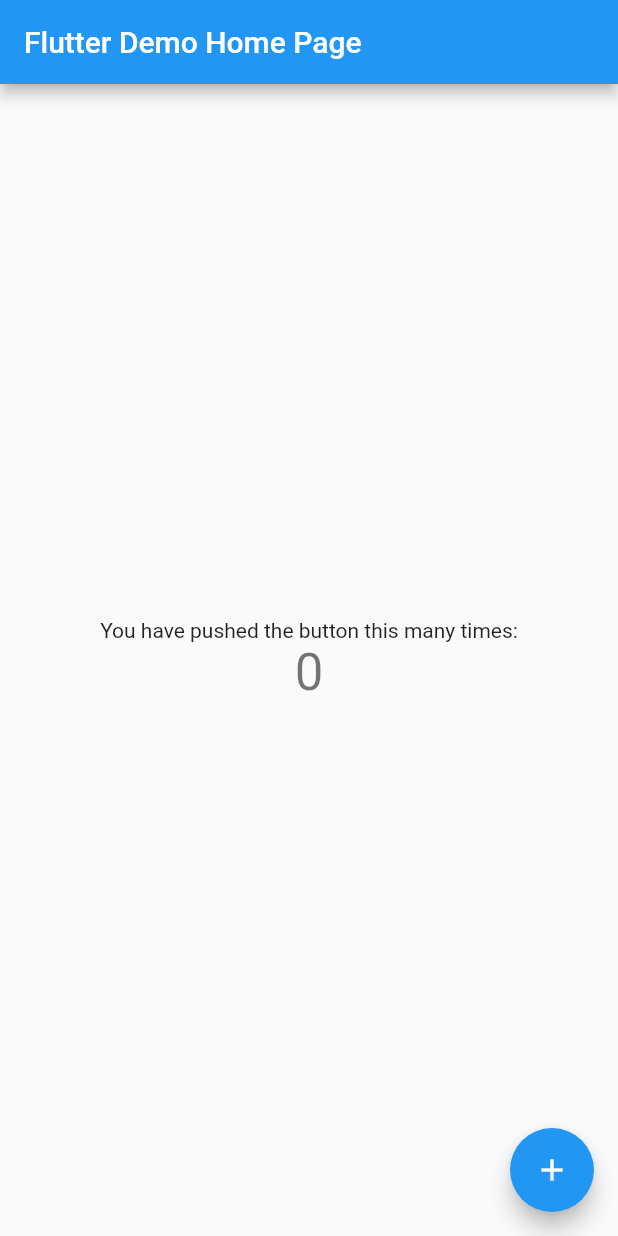
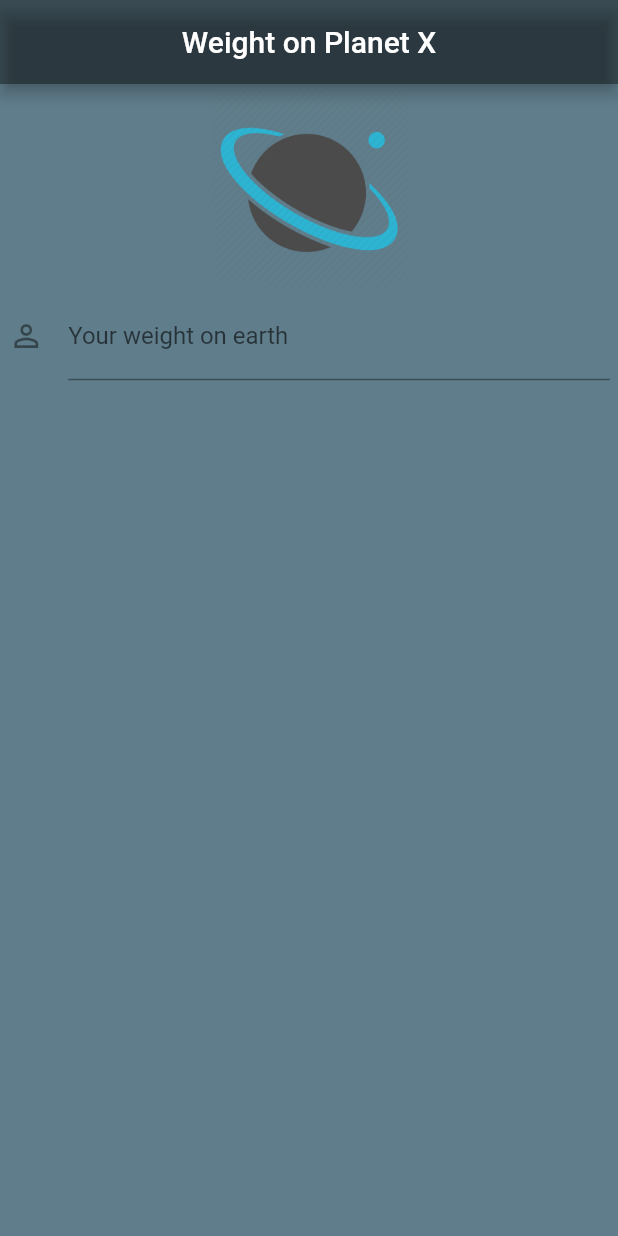
Before and after one commit to cryz97/weight_on_planet, a Flutter app: the screen it shows after launch, on a phone screen of 412 x 824 dp. Run offline on Flutter 3.47's test engine with Material 2 defaults, Android fonts, the phone set to English and light mode, and no system bars.

Commit message:
input weight

```diff
--- a/lib/main.dart
+++ b/lib/main.dart
@@ -1,111 +1,9 @@
 import 'package:flutter/material.dart';
+import 'ui/home.dart';
 
-void main() => runApp(MyApp());
-
-class MyApp extends StatelessWidget {
-  // This widget is the root of your application.
-  @override
-  Widget build(BuildContext context) {
-    return MaterialApp(
-      title: 'Flutter Demo',
-      theme: ThemeData(
-        // This is the theme of your application.
-        //
-        // Try running your application with "flutter run". You'll see the
-        // application has a blue toolbar. Then, without quitting the app, try
-        // changing the primarySwatch below to Colors.green and then invoke
-        // "hot reload" (press "r" in the console where you ran "flutter run",
-        // or simply save your changes to "hot reload" in a Flutter IDE).
-        // Notice that the counter didn't reset back to zero; the application
-        // is not restarted.
-        primarySwatch: Colors.blue,
-      ),
-      home: MyHomePage(title: 'Flutter Demo Home Page'),
-    );
-  }
+void main(){
+  runApp(new MaterialApp(
+    title: "Weight on planet x",
+    home: new Home(),
+  ),);
 }
-
-class MyHomePage extends StatefulWidget {
-  MyHomePage({Key key, this.title}) : super(key: key);
-
-  // This widget is the home page of your application. It is stateful, meaning
-  // that it has a State object (defined below) that contains fields that affect
-  // how it looks.
-
-  // This class is the configuration for the state. It holds the values (in this
-  // case the title) provided by the parent (in this case the App widget) and
-  // used by the build method of the State. Fields in a Widget subclass are
-  // always marked "final".
-
-  final String title;
-
-  @override
-  _MyHomePageState createState() => _MyHomePageState();
-}
-
-class _MyHomePageState extends State<MyHomePage> {
-  int _counter = 0;
-
-  void _incrementCounter() {
-    setState(() {
-      // This call to setState tells the Flutter framework that something has
-      // changed in this State, which causes it to rerun the build method below
-      // so that the display can reflect the updated values. If we changed
-      // _counter without calling setState(), then the build method would not be
-      // called again, and so nothing would appear to happen.
-      _counter++;
-    });
-  }
-
-  @override
-  Widget build(BuildContext context) {
-    // This method is rerun every time setState is called, for instance as done
-    // by the _incrementCounter method above.
-    //
-    // The Flutter framework has been optimized to make rerunning build methods
-    // fast, so that you can just rebuild anything that needs updating rather
-    // than having to individually change instances of widgets.
-    return Scaffold(
-      appBar: AppBar(
-        // Here we take the value from the MyHomePage object that was created by
-        // the App.build method, and use it to set our appbar title.
-        title: Text(widget.title),
-      ),
-      body: Center(
-        // Center is a layout widget. It takes a single child and positions it
-        // in the middle of the parent.
-        child: Column(
-          // Column is also layout widget. It takes a list of children and
-          // arranges them vertically. By default, it sizes itself to fit its
-          // children horizontally, and tries to be as tall as its parent.
-          //
-          // Invoke "debug painting" (press "p" in the console, choose the
-          // "Toggle Debug Paint" action from the Flutter Inspector in Android
-          // Studio, or the "Toggle Debug Paint" command in Visual Studio Code)
-          // to see the wireframe for each widget.
-          //
-          // Column has various properties to control how it sizes itself and
-          // how it positions its children. Here we use mainAxisAlignment to
-          // center the children vertically; the main axis here is the vertical
-          // axis because Columns are vertical (the cross axis would be
-          // horizontal).
-          mainAxisAlignment: MainAxisAlignment.center,
-          children: <Widget>[
-            Text(
-              'You have pushed the button this many times:',
-            ),
-            Text(
-              '$_counter',
-              style: Theme.of(context).textTheme.display1,
-            ),
-          ],
-        ),
-      ),
-      floatingActionButton: FloatingActionButton(
-        onPressed: _incrementCounter,
-        tooltip: 'Increment',
-        child: Icon(Icons.add),
-      ), // This trailing comma makes auto-formatting nicer for build methods.
-    );
-  }
-}
--- /dev/null
+++ b/lib/ui/home.dart
@@ -0,0 +1,59 @@
+import 'package:weight_on_planet/main.dart';
+import 'package:flutter/material.dart';
+
+class Home extends StatefulWidget{
+  @override
+  State<StatefulWidget> createState() {
+
+    return new HomeState();
+  }
+
+}
+
+class HomeState extends State<Home> {
+  @override
+  Widget build(BuildContext context) {
+
+    return new Scaffold(
+      appBar: new AppBar(
+        title: new Text("Weight on Planet X"),
+        centerTitle: true,
+        backgroundColor: Colors.black38,
+      ),
+
+      backgroundColor: Colors.blueGrey,
+      body: new Container(
+        alignment: Alignment.topCenter,
+        child: new ListView(
+          padding: const EdgeInsets.all(2.5),
+
+          children: <Widget>[
+              new Image.asset("images/planet.png",
+              height: 133,
+              width: 200,),
+
+            new Container(
+              margin: const EdgeInsets.all(3),
+              alignment: Alignment.center,
+              child: new Column(
+                children: <Widget>[
+
+                  new TextField(
+                    controller: null,
+                    keyboardType: TextInputType.number,
+                    decoration: new InputDecoration(
+                        labelText: "Your weight on earth",
+                        hintText: "in pounds",
+                        icon: new Icon(Icons.person_outline)
+                    ),
+                  )
+                ],
+              ),
+            )
+          ],
+        ),
+      ),
+    );
+  }
+
+}
--- a/pubspec.yaml
+++ b/pubspec.yaml
@@ -40,6 +40,8 @@ flutter:
   # assets:
   #  - images/a_dot_burr.jpeg
   #  - images/a_dot_ham.jpeg
+  assets:
+    - images/planet.png
 
   # An image asset can refer to one or more resolution-specific "variants", see
   # https://flutter.io/assets-and-images/#resolution-aware.
```
Also changed, not shown: images/planet.png (added).
